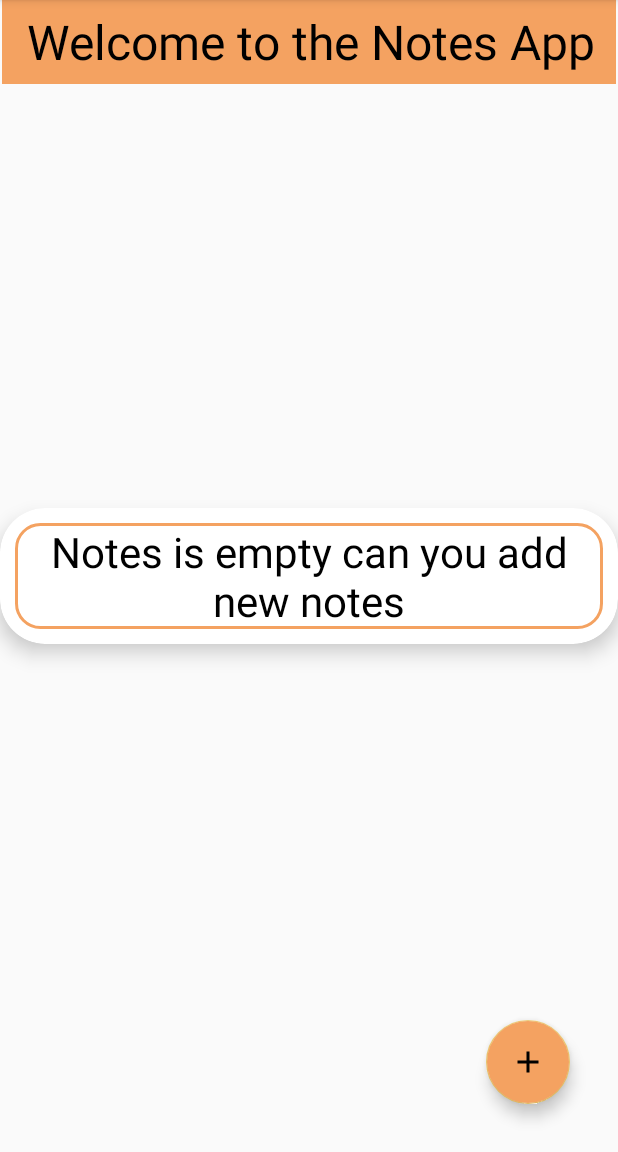
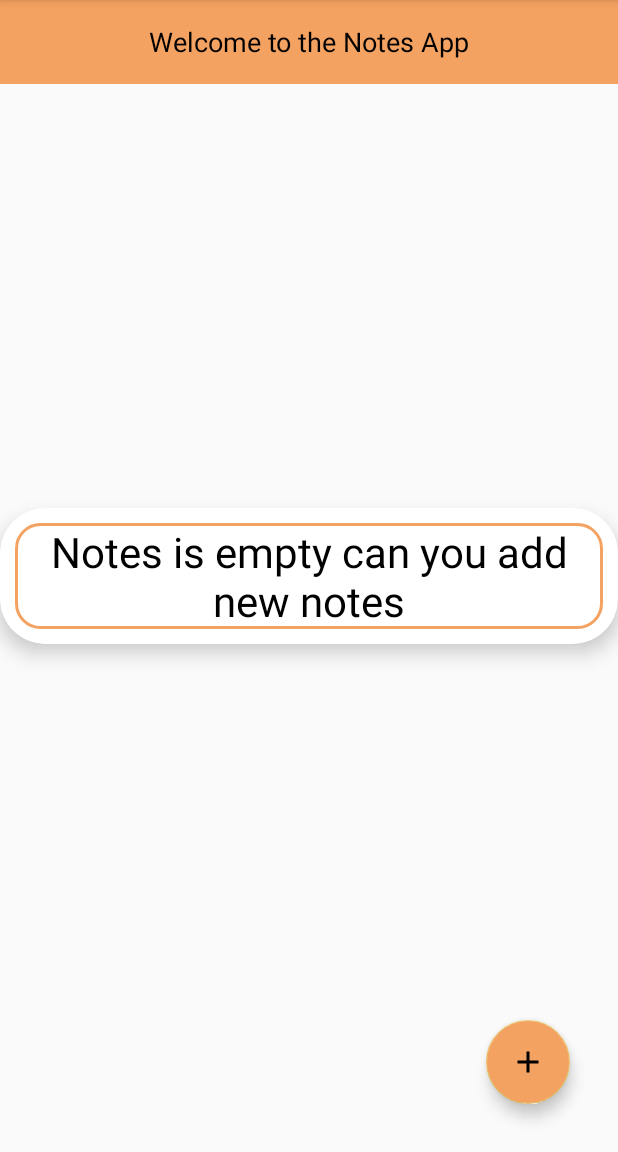
Before and after one commit to Rohini2699/NoteTakingApp, an Android app: the screen it shows after launch (MainActivity), on a phone screen of 412 x 824 dp, the part 84-1236 px from its top. Run offline under Robolectric (Android 15) with nearby library versions, the phone set to English and light mode, and no system bars; our stand-ins replace Room's generated code, data binding.

Commit message:
Updated XML and Resolved pinned issue

```diff
--- a/app/build.gradle.kts
+++ b/app/build.gradle.kts
@@ -13,7 +13,7 @@ android {
 
     defaultConfig {
         applicationId = "com.example.notetakingapp"
-        minSdk = 34
+        minSdk = 27
         targetSdk = 34
         versionCode = 1
         versionName = "1.0"
--- a/app/src/main/java/com/example/notetakingapp/view/CustomAdapter.kt
+++ b/app/src/main/java/com/example/notetakingapp/view/CustomAdapter.kt
@@ -1,26 +1,21 @@
 package com.example.notetakingapp.view
 
-import android.annotation.SuppressLint
-import android.content.Context
 import android.graphics.Color
 import android.util.Log
 import android.view.LayoutInflater
 import android.view.View
 import android.view.ViewGroup
-import android.widget.Toast
 import androidx.databinding.DataBindingUtil
-import androidx.navigation.findNavController
 import androidx.recyclerview.widget.AsyncListDiffer
 import androidx.recyclerview.widget.DiffUtil
 import androidx.recyclerview.widget.RecyclerView
 import com.example.notetakingapp.R
-import com.example.notetakingapp.viewmodel.NoteViewModel
 import com.example.notetakingapp.databinding.NoteLayoutBinding
 import com.example.notetakingapp.room.Notes
 import com.example.notetakingapp.room.Priority
 import java.util.Random
 
-class CustomAdapter( private val notes: List<Notes> ,private val listener: NoteClickListener ):
+class CustomAdapter(private val notes: List<Notes> ,private val listener: NoteClickListener ):
     RecyclerView.Adapter<CustomAdapter.MyViewHolder>() {
 
                var currentSelectedIndex=-1
@@ -78,12 +73,10 @@ class CustomAdapter( private val notes: List<Notes> ,private val listener: NoteC
     // viewholder class is basically used for attatching the layout xml files
     //var currentSelectedIndex = -1
     //private var isLongClickTriggered = false
-    val differCallback = object : DiffUtil.ItemCallback<Notes>() {
+    private val differCallback = object : DiffUtil.ItemCallback<Notes>() {
         override fun areItemsTheSame(oldItem: Notes, newItem: Notes): Boolean {
             Log.d("DiffUtil", "Comparing items: ${oldItem.id} with ${newItem.id}")
-            return oldItem.id == newItem.id &&
-                    oldItem.description == newItem.description &&
-                    oldItem.title == newItem.title
+            return oldItem.id == newItem.id
             // it is used to update the contents without modifying the entire dataset .
         }
         override fun areContentsTheSame(oldItem: Notes, newItem: Notes): Boolean {
@@ -92,6 +85,7 @@ class CustomAdapter( private val notes: List<Notes> ,private val listener: NoteC
         }
     }
     val differ = AsyncListDiffer(this, differCallback)
+
     override fun onCreateViewHolder(parent: ViewGroup, viewType: Int): MyViewHolder {
         // val layoutInflater = LayoutInflater.from(parent.context)
         //   DataBindingUtil.inflate(layoutInflater, R.layout.card_item, parent, false)
@@ -102,6 +96,7 @@ class CustomAdapter( private val notes: List<Notes> ,private val listener: NoteC
     override fun getItemCount(): Int {
         return differ.currentList.size
     }
+
     override fun onBindViewHolder(holder: MyViewHolder, position: Int) {
         val currentNotes = differ.currentList[position]
         Log.d("NoteAdapter", "Binding note: ${currentNotes.title}, position: $position")
@@ -124,12 +119,12 @@ class CustomAdapter( private val notes: List<Notes> ,private val listener: NoteC
         holder.binding.card.setBackgroundColor(colors)
         if (currentNotes.isPinned)
         {
-            holder.binding.pin.visibility=View.VISIBLE
+            holder.binding.pin.visibility = View.VISIBLE
 
         }
         else
         {
-            holder.binding.pin.visibility=View.GONE
+            holder.binding.pin.visibility = View.GONE
         }
 
         if (currentNotes.priority==Priority.LOW)
@@ -158,10 +153,11 @@ class CustomAdapter( private val notes: List<Notes> ,private val listener: NoteC
 //           }
 //        }
 
-    fun handleSelectedNotes(notes: MutableList<Notes>? ){
-        notifyDataSetChanged()
-
-
+    fun handleSelectedNotes(notes: MutableList<Notes>? ) {
+        Log.d("IsPinned", "Size: ${notes?.size}")
+        notes?.forEach {
+            Log.d("IsPinned", "isPinned: ${it.isPinned}")
+        }
+        differ.submitList(notes)
     }
-
 }
--- a/app/src/main/java/com/example/notetakingapp/view/HomeFragment.kt
+++ b/app/src/main/java/com/example/notetakingapp/view/HomeFragment.kt
@@ -1,6 +1,5 @@
 package com.example.notetakingapp.view
 
-import android.content.Context
 import android.os.Bundle
 import android.util.Log
 import android.view.LayoutInflater
@@ -67,7 +66,7 @@ class HomeFragment : Fragment(R.layout.fragment_home), SearchView.OnQueryTextLis
         //myViewModel.selectedlist.observe(viewLifecycleOwner){notes->noteAdapter .
         //differ.submitList(notes)}
         binding.canceltext.setOnClickListener {
-            binding.layout.visibility = View.GONE
+            binding.constraintSelectDeselect.visibility = View.GONE
             binding.bottomNavigationView.visibility = View.GONE
             binding.fbutton.visibility = View.VISIBLE
             myViewModel.resetSelectedList()
@@ -108,10 +107,9 @@ class HomeFragment : Fragment(R.layout.fragment_home), SearchView.OnQueryTextLis
 
     private fun observeSelectedNotes() {
         myViewModel.selectctedNotesList.observe(viewLifecycleOwner) { notes ->
-            noteAdapter.handleSelectedNotes(
-                notes
-            )
-
+            if (notes.isNotEmpty()) {
+                noteAdapter.handleSelectedNotes(notes)
+            }
         }
     }
 
@@ -199,16 +197,13 @@ class HomeFragment : Fragment(R.layout.fragment_home), SearchView.OnQueryTextLis
     }
 
     override fun onLongClicked(position: Int, notes: Notes) {
-
         //myViewModel.markSelectedItem(position)
-        binding.layout.visibility = View.VISIBLE
+        binding.constraintSelectDeselect.visibility = View.VISIBLE
         binding.bottomNavigationView.visibility = View.VISIBLE
         binding.fbutton.visibility = View.GONE
         myViewModel.selectNoteAtIndex(position)
         myViewModel.updateselectedcount()
-
     }
-
 
 }
 /*
--- a/app/src/main/java/com/example/notetakingapp/viewmodel/NoteViewModel.kt
+++ b/app/src/main/java/com/example/notetakingapp/viewmodel/NoteViewModel.kt
@@ -55,8 +55,8 @@ class NoteViewModel( private val repo: NotesRepository) : ViewModel(), Observabl
         repo.delete(notes)
     }
     fun deselect() =viewModelScope.launch {
-
            repo.deselectall()
+        _selectctedNotesList.value = mutableListOf()
     }
      fun selectall() = viewModelScope.launch{
 
@@ -88,6 +88,7 @@ class NoteViewModel( private val repo: NotesRepository) : ViewModel(), Observabl
 
         val rowscount = repo.updateall()
         selectedcounttext.value = "$rowscount  items(s) selected"
+        _selectctedNotesList.value = users.value?.toMutableList() ?: mutableListOf()
     }
     fun updateselectedcount() {
 
@@ -131,11 +132,13 @@ class NoteViewModel( private val repo: NotesRepository) : ViewModel(), Observabl
 
     }
         fun pinSelectedNotes(){
+            Log.d("IsPinned", "Selected note Size: ${selectctedNotesList.value?.size}")
             val pinnotes = _selectctedNotesList.value ?:return
-            pinnotes.forEach{notes -> notes.isPinned=true
-             Log.d("pinnotes" ,"pinnotes: ${pinnotes.size}")
-            }
-            _selectctedNotesList.value=pinnotes
+//            pinnotes.forEach{ notes -> notes.isPinned = true
+//             Log.d("pinnotes" ,"pinnotes: ${pinnotes.size}")
+//            }
+            pinnotes.onEach { it.isPinned = true }
+            _selectctedNotesList.value = pinnotes
             val currNotes = users.value?.toMutableList() ?: return
             for (note in currNotes)
             {
--- a/app/src/main/res/layout/fragment_home.xml
+++ b/app/src/main/res/layout/fragment_home.xml
@@ -8,21 +8,10 @@
             name="homefragment"
             type="com.example.notetakingapp.viewmodel.NoteViewModel" />
     </data>
+
     <androidx.constraintlayout.widget.ConstraintLayout
         android:layout_width="match_parent"
         android:layout_height="match_parent">
-
-        <androidx.recyclerview.widget.RecyclerView
-            android:id="@+id/recyclerView"
-            android:layout_width="match_parent"
-            android:layout_height="match_parent"
-            android:layout_marginTop="136dp"
-            android:visibility="gone"
-            app:layout_constraintBottom_toBottomOf="parent"
-            app:layout_constraintEnd_toEndOf="parent"
-            app:layout_constraintStart_toStartOf="parent"
-            app:layout_constraintTop_toBottomOf="@id/toolbar3">
-        </androidx.recyclerview.widget.RecyclerView>
 
         <com.google.android.material.floatingactionbutton.FloatingActionButton
             android:id="@+id/fbutton"
@@ -39,54 +28,36 @@
             app:srcCompat="@drawable/baseline_add_24" />
 
         <androidx.appcompat.widget.Toolbar
-            android:id="@+id/toolbar3"
+            android:id="@+id/home_toolbar"
             android:layout_width="0dp"
-            android:layout_height="wrap_content"
-            android:layout_marginStart="1dp"
-            android:layout_marginEnd="1dp"
-            android:layout_marginBottom="572dp"
+            android:layout_height="?attr/actionBarSize"
             android:background="?attr/colorPrimary"
             android:minHeight="?attr/actionBarSize"
-            android:theme="?attr/actionBarTheme"
-            app:layout_constraintBottom_toTopOf="@+id/fbutton"
-            app:layout_constraintEnd_toEndOf="parent"
-            app:layout_constraintHorizontal_bias="0.0"
+            app:contentInsetStart="0dp"
             app:layout_constraintStart_toStartOf="parent"
             app:layout_constraintTop_toTopOf="parent"
-            app:layout_constraintVertical_bias="0.0">
-
-            <androidx.constraintlayout.widget.ConstraintLayout
-                android:layout_width="wrap_content"
-                android:layout_height="wrap_content"
-                tools:layout_editor_absoluteX="16dp">
+            app:layout_constraintEnd_toEndOf="parent">
 
             <TextView
                 android:id="@+id/title"
-                    android:layout_width="wrap_content"
+                android:layout_width="match_parent"
                 android:layout_height="wrap_content"
                 android:text="@string/welcome_to_the_notes_app"
-                    android:textAlignment="center"
                 android:textColor="@color/black"
-                    android:textSize="32sp"
-                    app:layout_constraintEnd_toEndOf="parent"
-                    app:layout_constraintHorizontal_bias="0.5"
-                    app:layout_constraintStart_toStartOf="parent"
-                    app:layout_constraintTop_toTopOf="parent" />
+                android:textSize="18sp"
+                android:textAlignment="center" />
+
+        </androidx.appcompat.widget.Toolbar>
 
         <androidx.constraintlayout.widget.ConstraintLayout
-                    android:id="@+id/layout"
-                    android:layout_width="379dp"
-                    android:layout_height="86dp"
+            android:id="@+id/constraint_select_deselect"
+            android:layout_width="0dp"
+            android:layout_height="85dp"
+            android:background="?attr/colorPrimary"
             android:visibility="gone"
+            app:layout_constraintEnd_toEndOf="parent"
             app:layout_constraintStart_toStartOf="parent"
-                    app:layout_constraintTop_toBottomOf="@id/title">
-
-                    <!-- Cancel TextView -->
-
-                    <!-- Selected Count TextView -->
-
-                    <!-- Select All TextView -->
-
+            app:layout_constraintTop_toBottomOf="@id/home_toolbar">
 
             <TextView
                 android:id="@+id/canceltext"
@@ -95,46 +66,62 @@
                 android:background="@drawable/rounded_shape"
                 android:padding="8dp"
                 android:text="Cancel"
+                android:layout_marginStart="16dp"
                 android:textColor="@color/colorPrimary"
+                app:layout_constraintHorizontal_chainStyle="spread"
+                app:layout_constraintBottom_toBottomOf="parent"
                 app:layout_constraintEnd_toStartOf="@+id/selectedCountTextView"
-                        app:layout_constraintHorizontal_bias="0.171"
                 app:layout_constraintStart_toStartOf="parent"
                 app:layout_constraintTop_toTopOf="parent" />
 
             <TextView
                 android:id="@+id/selectedCountTextView"
-                        android:layout_width="wrap_content"
+                android:layout_width="0dp"
                 android:layout_height="wrap_content"
                 android:layout_gravity="center_vertical"
-                        android:layout_marginStart="56dp"
                 android:layout_weight="1"
                 android:gravity="center"
+                android:layout_marginHorizontal="16dp"
                 android:text="@{String.valueOf(homefragment.selectedcounttext)}"
                 android:textColor="@color/black"
                 android:textSize="18sp"
+                app:layout_constraintEnd_toStartOf="@id/selectall"
+                app:layout_constraintBottom_toBottomOf="parent"
                 app:layout_constraintStart_toEndOf="@id/canceltext"
-                        tools:ignore="MissingConstraints"
-                        tools:layout_editor_absoluteY="10dp" />
+                app:layout_constraintTop_toTopOf="parent"
+                tools:ignore="MissingConstraints" />
 
             <TextView
                 android:id="@+id/selectall"
                 android:layout_width="wrap_content"
                 android:layout_height="wrap_content"
-                        android:layout_marginStart="30dp"
                 android:layout_weight="1"
                 android:background="@drawable/rounded_shape"
                 android:onClick="@{()->homefragment.selectall()}"
                 android:padding="8dp"
+                android:layout_marginEnd="16dp"
                 android:text="@={homefragment.selectalltext}"
                 android:textColor="@color/colorPrimary"
+                app:layout_constraintBottom_toBottomOf="parent"
                 app:layout_constraintEnd_toEndOf="parent"
-                        app:layout_constraintHorizontal_bias="0.697"
                 app:layout_constraintStart_toEndOf="@id/selectedCountTextView"
-                        tools:ignore="MissingConstraints"
-                        tools:layout_editor_absoluteY="0dp" />
+                app:layout_constraintTop_toTopOf="parent"
+                tools:ignore="MissingConstraints" />
+
         </androidx.constraintlayout.widget.ConstraintLayout>
-            </androidx.constraintlayout.widget.ConstraintLayout>
-        </androidx.appcompat.widget.Toolbar>
+
+        <androidx.recyclerview.widget.RecyclerView
+            android:id="@+id/recyclerView"
+            android:layout_width="0dp"
+            android:layout_height="0dp"
+            android:layout_marginTop="16dp"
+            android:visibility="gone"
+            app:layout_constraintTop_toBottomOf="@id/constraint_select_deselect"
+            app:layout_constraintBottom_toBottomOf="parent"
+            app:layout_constraintEnd_toEndOf="parent"
+            app:layout_constraintStart_toStartOf="parent">
+
+        </androidx.recyclerview.widget.RecyclerView>
 
         <androidx.cardview.widget.CardView
             android:id="@+id/emptynotes"
@@ -157,6 +144,7 @@
                 android:textColor="@color/black"
                 android:textSize="28sp" />
         </androidx.cardview.widget.CardView>
+
         <com.google.android.material.bottomnavigation.BottomNavigationView
             android:id="@+id/bottomNavigationView"
             android:layout_width="match_parent"
--- a/build.gradle.kts
+++ b/build.gradle.kts
@@ -16,7 +16,7 @@ buildscript {
 
 plugins {
 
-    id("com.android.application") version "8.5.2" apply false
+    id("com.android.application") version "8.4.0" apply false
     id("org.jetbrains.kotlin.android") version "1.9.10" apply false
     //kotlin("kapt") version "1.9.24" apply false
     id("com.google.devtools.ksp") version "1.9.0-1.0.13" apply false
```
Lines whose indentation alone changed are shown as unchanged.
